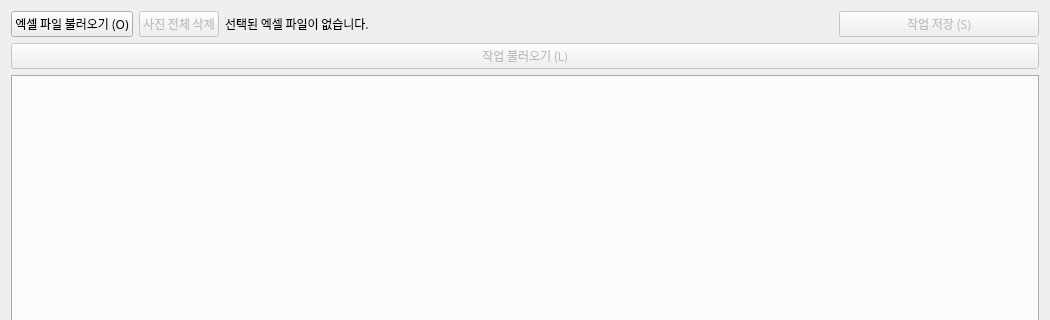
Before: the Qt Designer form UI/my_form.ui in kiryanchi/excelphotoautomatic, drawn with Qt 5; both pictures show x 0 to 1050 and y 0 to 320 of the 1050 by 732 pixel window.
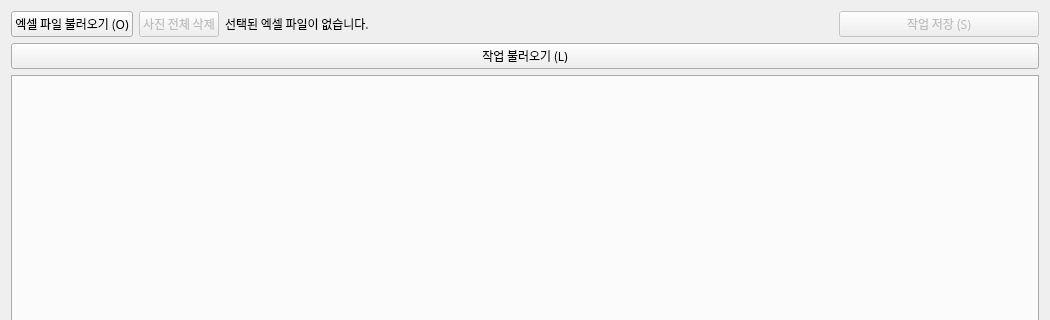
After: the same form once the commit is applied.

The edit to the form file:
```diff
--- a/UI/my_form.ui
+++ b/UI/my_form.ui
@@ -47,7 +47,7 @@
      <item row="0" column="0">
       <widget class="QPushButton" name="load_btn">
        <property name="enabled">
-        <bool>false</bool>
+        <bool>true</bool>
        </property>
        <property name="text">
         <string>작업 불러오기 (L)</string>
@@ -55,6 +55,9 @@
        <property name="shortcut">
         <string>Ctrl+L</string>
        </property>
+       <property name="checkable">
+        <bool>false</bool>
+       </property>
       </widget>
      </item>
     </layout>
```
